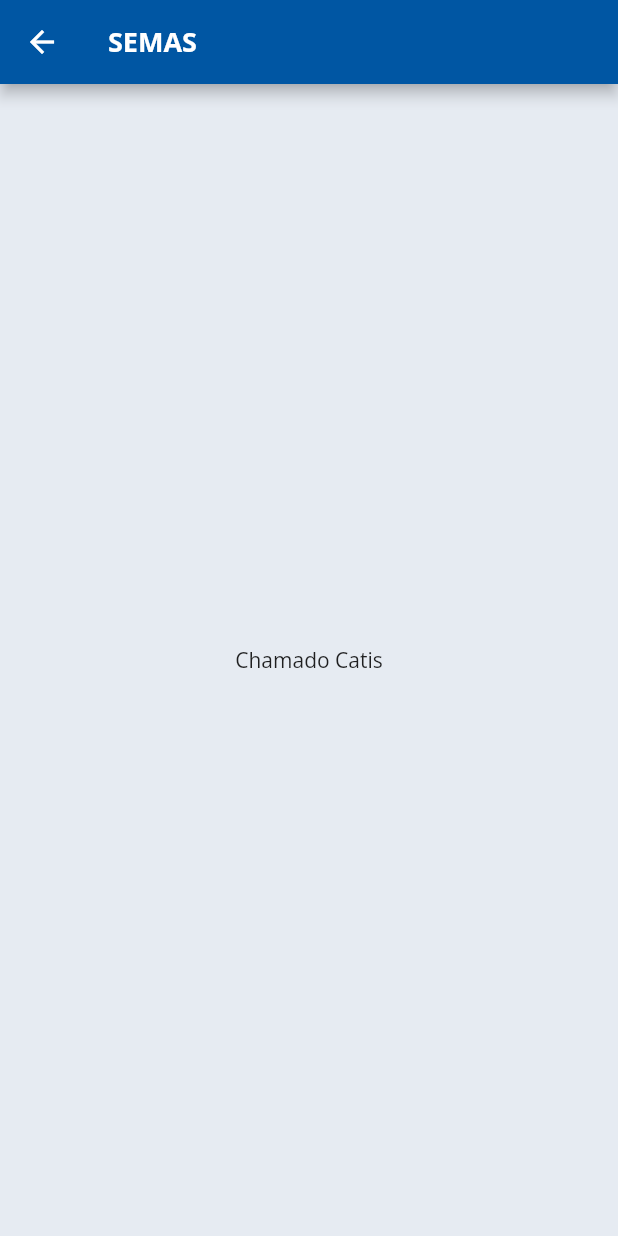
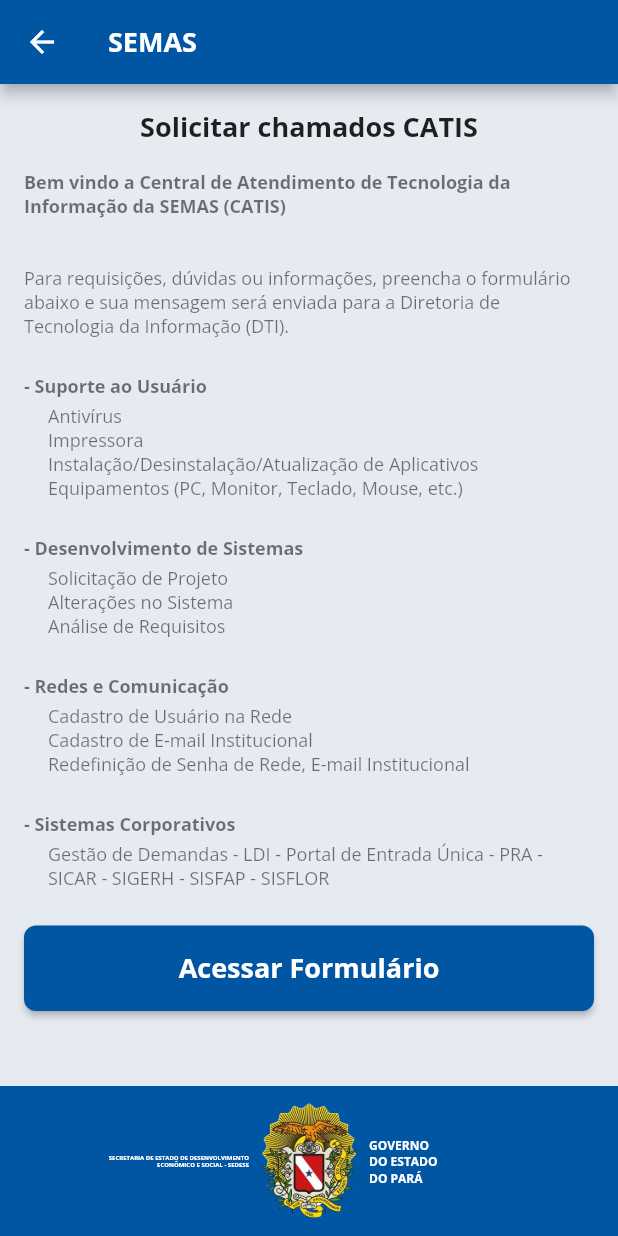
Before and after one commit to tecnoss/techlead-semaspa, a Flutter app: the ChamadoCatisSCreen screen opened by its route, on a phone screen of 412 x 824 dp. Run offline on Flutter 3.47's test engine with Material 2 defaults, Android fonts, the phone set to English and light mode, and no system bars; our stand-ins replace flutter_svg, google_fonts, location, nb_utils, webview_flutter; missing offline and left inert: horizontal_data_table.

Commit message:
Created initial screen from chamados catis

```diff
--- a/lib/screens/chamado_catis/chamado_catis_screen.dart
+++ b/lib/screens/chamado_catis/chamado_catis_screen.dart
@@ -1,5 +1,8 @@
 import 'package:flutter/material.dart';
+import 'package:nb_utils/nb_utils.dart';
+import 'package:semasma/widgets/bottom_bar.dart';
 import 'package:semasma/widgets/leading.dart';
+import 'package:semasma/widgets/screen_title.dart';
 import 'package:semasma/widgets/title_app_bar.dart';
 
 class ChamadoCatisSCreen extends StatefulWidget {
@@ -10,6 +13,40 @@ class ChamadoCatisSCreen extends StatefulWidget {
 }
 
 class _ChamadoCatisSCreenState extends State<ChamadoCatisSCreen> {
+  List<Map> topics = [
+    {
+      'title': 'Suporte ao Usuário',
+      'items': [
+        'Antivírus',
+        'Impressora',
+        'Instalação/Desinstalação/Atualização de Aplicativos',
+        'Equipamentos (PC, Monitor, Teclado, Mouse, etc.)',
+      ]
+    },
+    {
+      'title': 'Desenvolvimento de Sistemas',
+      'items': [
+        'Solicitação de Projeto',
+        'Alterações no Sistema',
+        'Análise de Requisitos',
+      ]
+    },
+    {
+      'title': 'Redes e Comunicação',
+      'items': [
+        'Cadastro de Usuário na Rede',
+        'Cadastro de E-mail Institucional',
+        'Redefinição de Senha de Rede, E-mail Institucional',
+      ]
+    },
+    {
+      'title': 'Sistemas Corporativos',
+      'items': [
+        'Gestão de Demandas - LDI - Portal de Entrada Única - PRA - SICAR - SIGERH - SISFAP - SISFLOR',
+      ]
+    }
+  ];
+
   @override
   Widget build(BuildContext context) {
     return Scaffold(
@@ -17,9 +54,97 @@ class _ChamadoCatisSCreenState extends State<ChamadoCatisSCreen> {
         title: const TitleAppBar(title: 'SEMAS'),
         leading: const Leading(),
       ),
-      body: const Center(
-        child: Text('Chamado Catis'),
+      bottomNavigationBar: const BottomBar(),
+      body: SingleChildScrollView(
+        child: Padding(
+          padding: const EdgeInsets.symmetric(horizontal: 16.0),
+          child: Column(
+            crossAxisAlignment: CrossAxisAlignment.stretch,
+            children: [
+              const ScreenTitle(title: 'Solicitar chamados CATIS'),
+              const Text(
+                'Bem vindo a Central de Atendimento de Tecnologia da Informação da SEMAS (CATIS)',
+                style: TextStyle(
+                  fontSize: 12,
+                  fontWeight: FontWeight.bold,
+                  color: Colors.black54,
+                ),
+              ),
+              32.height,
+              const Text(
+                'Para requisições, dúvidas ou informações, preencha o formulário abaixo e sua mensagem será enviada para a Diretoria de Tecnologia da Informação (DTI).',
+                style: TextStyle(
+                  fontSize: 12,
+                  color: Colors.black54,
+                ),
+              ),
+              24.height,
+              ListView.builder(
+                shrinkWrap: true,
+                physics: const NeverScrollableScrollPhysics(),
+                itemBuilder: (context, index) => _topics(
+                  title: topics[index]['title'],
+                  items: topics[index]['items'],
+                ),
+                itemCount: topics.length,
+              ),
+              ElevatedButton(
+                onPressed: () {
+                  Navigator.pushNamed(
+                      context, '/denuncia_ouvidoria/data_location');
+                },
+                style: ElevatedButton.styleFrom(
+                  shape: RoundedRectangleBorder(
+                    borderRadius: BorderRadius.circular(8.0),
+                  ),
+                ),
+                child: const Padding(
+                  padding: EdgeInsets.all(16.0),
+                  child: Text(
+                    'Acessar Formulário',
+                    style: TextStyle(
+                      fontSize: 18,
+                      fontWeight: FontWeight.bold,
+                    ),
+                  ),
+                ),
+              ),
+            ],
+          ),
+        ),
       ),
     );
   }
+
+  Widget _topics({required String title, required List<String> items}) {
+    return Column(
+      crossAxisAlignment: CrossAxisAlignment.start,
+      children: [
+        Text(
+          '- $title',
+          style: const TextStyle(
+            fontSize: 12,
+            fontWeight: FontWeight.bold,
+            color: Colors.black54,
+          ),
+        ),
+        4.height,
+        Padding(
+          padding: const EdgeInsets.only(left: 16.0, bottom: 24.0),
+          child: Column(
+            crossAxisAlignment: CrossAxisAlignment.start,
+            children: items.map((e) {
+              return Text(
+                e,
+                style: const TextStyle(
+                  fontSize: 12,
+                  color: Colors.black54,
+                ),
+              );
+            }).toList(),
+          ),
+        )
+      ],
+    );
+  }
 }
```
